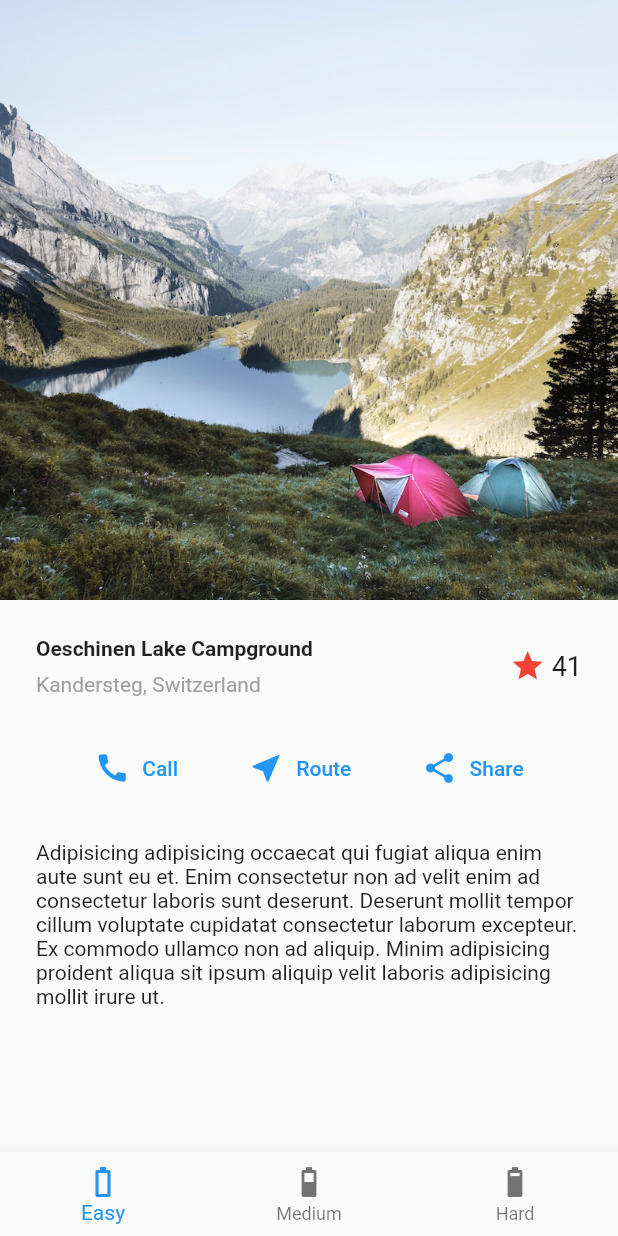
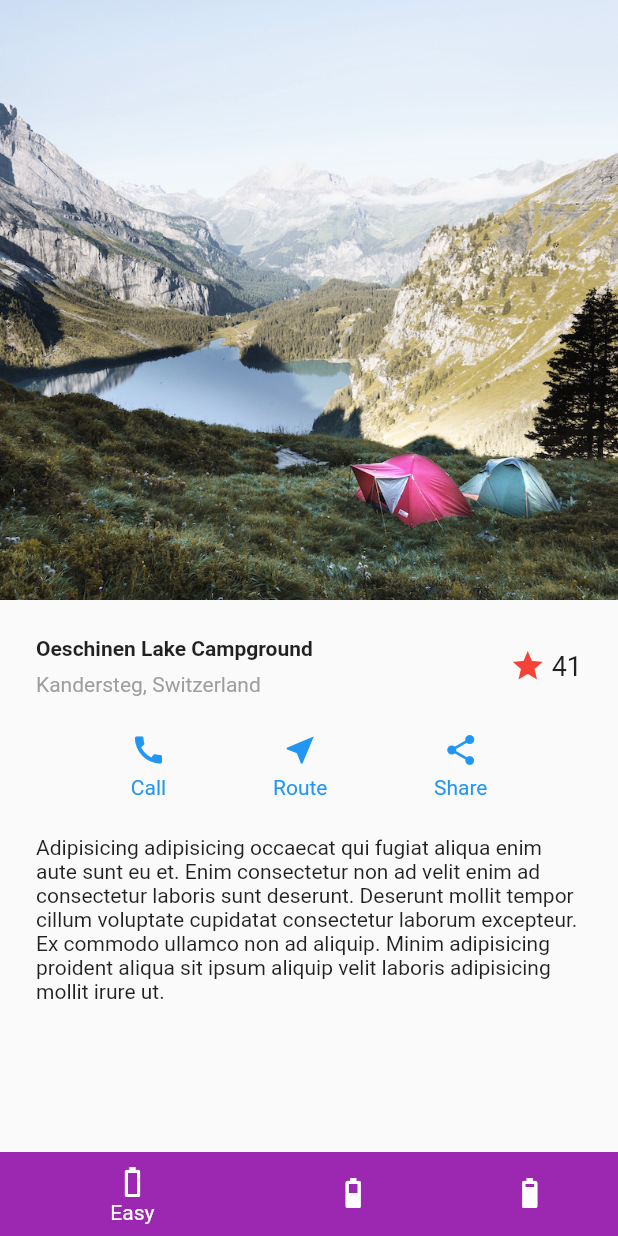
Before and after one commit to eltranseunteurbano/learning-flutter, a Flutter app: the screen it shows after launch, on a phone screen of 412 x 824 dp. Run offline on Flutter 3.47's test engine with Material 2 defaults, Android fonts, the phone set to English and light mode, and no system bars; our stand-ins replace card_swiper.

Commit message:
easy screen finish

```diff
--- a/designs/lib/main.dart
+++ b/designs/lib/main.dart
@@ -1,5 +1,4 @@
-import 'package:designs/screens/easy.dart';
-import 'package:designs/widgets/custom_bottom_navigation_bart.dart';
+import 'package:designs/screens/main_screen.dart';
 import 'package:flutter/material.dart';
 
 void main() => runApp(const MyApp());
@@ -9,17 +8,10 @@ class MyApp extends StatelessWidget {
 
   @override
   Widget build(BuildContext context) {
-    return MaterialApp(
-        title: 'Flutter Demo',
-        debugShowCheckedModeBanner: false,
-        routes: {
-          '/easy': (context) => const EasyScreen(),
-          '/medium': (context) => const EasyScreen(),
-          '/hard': (context) => const EasyScreen(),
-        },
-        home: const Scaffold(
-          body: EasyScreen(),
-          bottomNavigationBar: CustomBottomNavigationBar(),
-        ));
+    return const MaterialApp(
+      title: 'Flutter Demo',
+      debugShowCheckedModeBanner: false,
+      home: MainScreen(),
+    );
   }
 }
--- a/designs/lib/screens/easy.dart
+++ b/designs/lib/screens/easy.dart
@@ -22,9 +22,9 @@ class EasyScreen extends StatelessWidget {
               child: const Column(
                 children: [
                   LocationWithStars(),
-                  SizedBox(height: 24),
+                  SizedBox(height: 16),
                   CustomActions(),
-                  SizedBox(height: 24),
+                  SizedBox(height: 16),
                   Text(
                       'Adipisicing adipisicing occaecat qui fugiat aliqua enim aute sunt eu et. Enim consectetur non ad velit enim ad consectetur laboris sunt deserunt. Deserunt mollit tempor cillum voluptate cupidatat consectetur laborum excepteur. Ex commodo ullamco non ad aliquip. Minim adipisicing proident aliqua sit ipsum aliquip velit laboris adipisicing mollit irure ut.',
                       softWrap: true)
--- /dev/null
+++ b/designs/lib/screens/hard.dart
@@ -0,0 +1,10 @@
+import 'package:flutter/material.dart';
+
+class HardScreen extends StatelessWidget {
+  const HardScreen({super.key});
+
+  @override
+  Widget build(BuildContext context) {
+    return Container();
+  }
+}
--- /dev/null
+++ b/designs/lib/screens/main_screen.dart
@@ -0,0 +1,48 @@
+import 'package:designs/screens/easy.dart';
+import 'package:designs/screens/hard.dart';
+import 'package:designs/screens/medium.dart';
+import 'package:flutter/material.dart';
+
+class MainScreen extends StatefulWidget {
+  const MainScreen({super.key});
+
+  @override
+  State<MainScreen> createState() => _MainScreenState();
+}
+
+class _MainScreenState extends State<MainScreen> {
+  int _selectedIndex = 0;
+
+  @override
+  Widget build(BuildContext context) {
+    return Scaffold(
+      body: IndexedStack(
+          index: _selectedIndex,
+          children: const [EasyScreen(), MediumScreen(), HardScreen()]),
+      bottomNavigationBar: BottomNavigationBar(
+        elevation: 0,
+        type: BottomNavigationBarType.shifting,
+        items: [
+          BottomNavigationBarItem(
+              icon: const Icon(Icons.battery_0_bar),
+              label: 'Easy',
+              backgroundColor: Colors.primaries[2]),
+          BottomNavigationBarItem(
+              icon: const Icon(Icons.battery_4_bar),
+              label: 'Medium',
+              backgroundColor: Colors.primaries[1]),
+          BottomNavigationBarItem(
+              icon: const Icon(Icons.battery_6_bar),
+              label: 'Hard',
+              backgroundColor: Colors.primaries[5])
+        ],
+        onTap: (value) => {
+          setState(() {
+            _selectedIndex = value;
+          }),
+        },
+        currentIndex: _selectedIndex,
+      ),
+    );
+  }
+}
--- /dev/null
+++ b/designs/lib/screens/medium.dart
@@ -0,0 +1,10 @@
+import 'package:flutter/material.dart';
+
+class MediumScreen extends StatelessWidget {
+  const MediumScreen({super.key});
+
+  @override
+  Widget build(BuildContext context) {
+    return Container();
+  }
+}
--- a/designs/lib/widgets/custom_bottom_navigation_bart.dart
+++ b/designs/lib/widgets/custom_bottom_navigation_bart.dart
@@ -11,29 +11,29 @@ class CustomBottomNavigationBar extends StatefulWidget {
 class _CustomBottomNavigationBarState extends State<CustomBottomNavigationBar> {
   int _selectedIndex = 0;
 
-  final options = [
-    'easy',
-    'medium',
-    'hard',
-  ];
-
   @override
   Widget build(BuildContext context) {
     return BottomNavigationBar(
-      items: const [
+      elevation: 0,
+      type: BottomNavigationBarType.shifting,
+      items: [
         BottomNavigationBarItem(
-          icon: Icon(Icons.battery_0_bar),
-          label: 'Easy',
-        ),
+            icon: const Icon(Icons.battery_0_bar),
+            label: 'Easy',
+            backgroundColor: Colors.primaries[2]),
         BottomNavigationBarItem(
-            icon: Icon(Icons.battery_4_bar), label: 'Medium'),
-        BottomNavigationBarItem(icon: Icon(Icons.battery_6_bar), label: 'Hard')
+            icon: const Icon(Icons.battery_4_bar),
+            label: 'Medium',
+            backgroundColor: Colors.primaries[1]),
+        BottomNavigationBarItem(
+            icon: const Icon(Icons.battery_6_bar),
+            label: 'Hard',
+            backgroundColor: Colors.primaries[5])
       ],
       onTap: (value) => {
         setState(() {
           _selectedIndex = value;
         }),
-        Navigator.pushNamed(context, '/${options[value]}'),
       },
       currentIndex: _selectedIndex,
     );
--- /dev/null
+++ b/designs/lib/widgets/easy/action_button.dart
@@ -0,0 +1,29 @@
+import 'package:flutter/material.dart';
+
+class ActionButton extends StatelessWidget {
+  final IconData icon;
+  final String label;
+  const ActionButton({super.key, required this.icon, required this.label});
+
+  @override
+  Widget build(BuildContext context) {
+    // return TextButton.icon(
+    //   onPressed: () {},
+    //   icon: Icon(icon),
+    //   label: Text(label),
+    // );
+    return InkWell(
+      onTap: () {},
+      child: Padding(
+        padding: const EdgeInsets.all(8.0),
+        child: Column(
+          children: [
+            Icon(icon, color: Colors.blue),
+            const SizedBox(height: 5),
+            Text(label, style: const TextStyle(color: Colors.blue)),
+          ],
+        ),
+      ),
+    );
+  }
+}
--- a/designs/lib/widgets/easy/custom_actions.dart
+++ b/designs/lib/widgets/easy/custom_actions.dart
@@ -1,3 +1,4 @@
+import 'package:designs/widgets/easy/action_button.dart';
 import 'package:flutter/material.dart';
 
 class CustomActions extends StatelessWidget {
@@ -5,24 +6,12 @@ class CustomActions extends StatelessWidget {
 
   @override
   Widget build(BuildContext context) {
-    return Row(
+    return const Row(
       mainAxisAlignment: MainAxisAlignment.spaceEvenly,
       children: [
-        TextButton.icon(
-          onPressed: () {},
-          icon: const Icon(Icons.call),
-          label: const Text('Call'),
-        ),
-        TextButton.icon(
-          onPressed: () {},
-          icon: const Icon(Icons.near_me),
-          label: const Text('Route'),
-        ),
-        TextButton.icon(
-          onPressed: () {},
-          icon: const Icon(Icons.share),
-          label: const Text('Share'),
-        )
+        ActionButton(icon: Icons.call, label: 'Call'),
+        ActionButton(icon: Icons.near_me, label: 'Route'),
+        ActionButton(icon: Icons.share, label: 'Share'),
       ],
     );
   }
```
Also changed, not shown: 1 other file.
